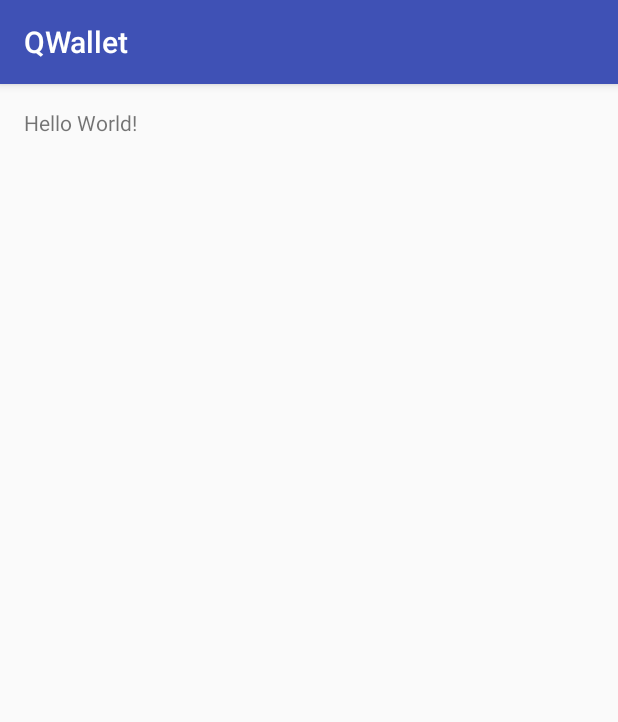
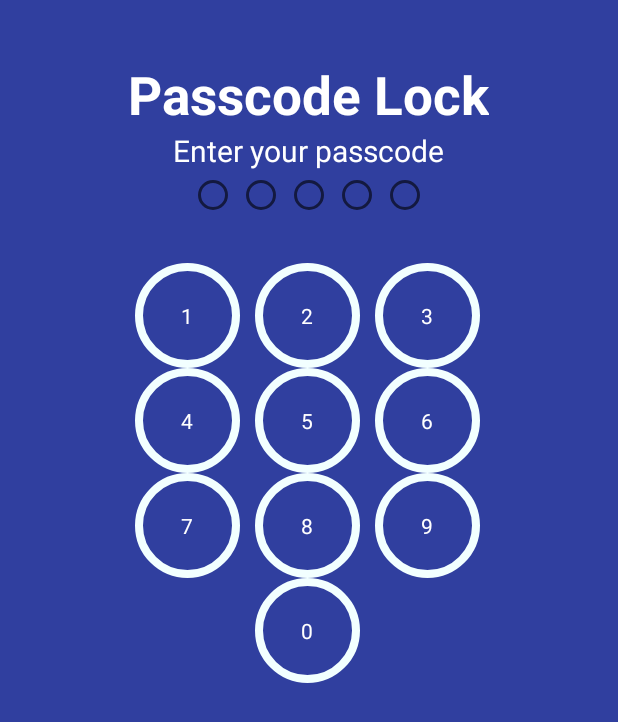
Before and after one commit to hctuan/myAssignment_QWallet, an Android app: the screen it shows after launch (MainActivity before the commit, PasscodeLockActivity after it), on a phone screen of 412 x 824 dp. Shown: the top 722 px of the screen. Run offline under Robolectric (Android 15) with nearby library versions, the phone set to English and light mode, and no system bars.

Commit message:
Layout Passcode finish

```diff
--- /dev/null
+++ b/app/src/main/java/com/example/tuanhuynh/qwallet/activity/PasscodeLockActivity.java
@@ -0,0 +1,152 @@
+package com.example.tuanhuynh.qwallet.activity;
+
+import android.app.Activity;
+import android.content.Context;
+import android.content.Intent;
+import android.content.SharedPreferences;
+import android.os.Bundle;
+import android.view.View;
+import android.widget.AdapterView;
+import android.widget.GridView;
+import android.widget.RadioButton;
+import android.widget.Toast;
+
+import com.example.tuanhuynh.qwallet.R;
+import com.example.tuanhuynh.qwallet.adapter.CustomAdapterPasscode;
+
+
+public class PasscodeLockActivity extends Activity {
+
+    GridView grid;
+    public static String[] numberList = {"1", "2", "3", "4", "5", "6", "7", "8", "9", "", "0"};
+    String pressPass = "";
+    RadioButton radioButton1;
+    RadioButton radioButton2;
+    RadioButton radioButton3;
+    RadioButton radioButton4;
+    RadioButton radioButton5;
+    SharedPreferences sharedpreferences;
+    public static final String MyPREFERENCES = "MyPrefs";
+    String pass_true;
+
+    @Override
+    protected void onCreate(Bundle savedInstanceState) {
+        super.onCreate(savedInstanceState);
+        setContentView(R.layout.activity_passcode_lock);
+
+        radioButton1 = (RadioButton) findViewById(R.id.radioButton1);
+        radioButton2 = (RadioButton) findViewById(R.id.radioButton2);
+        radioButton3 = (RadioButton) findViewById(R.id.radioButton3);
+        radioButton4 = (RadioButton) findViewById(R.id.radioButton4);
+        radioButton5 = (RadioButton) findViewById(R.id.radioButton5);
+        grid = (GridView) findViewById(R.id.grid_button_ontainer);
+        sharedpreferences = getSharedPreferences(MyPREFERENCES, Context.MODE_PRIVATE);
+
+        CustomAdapterPasscode adapter = new CustomAdapterPasscode(PasscodeLockActivity.this, numberList);
+        grid.setAdapter(adapter);
+
+            grid.setOnItemClickListener(new AdapterView.OnItemClickListener() {
+
+                @Override
+                public void onItemClick(AdapterView<?> parent, View view,
+                                        int position, long id) {
+                    //Toast.makeText(PasscodeLockActivity.this, "You Clicked at " + numberList[+position], Toast.LENGTH_SHORT).show();
+                    //Toast.makeText(PasscodeLockActivity.this, "You Clicked at " +String.valueOf(getLengthPass()), Toast.LENGTH_SHORT).show();
+
+                    //Toast.makeText(PasscodeLockActivity.this, "press " + pressPass, Toast.LENGTH_SHORT).show();
+                    checkRadio();
+                    pressPass = pressPass + String.valueOf(numberList[position]);
+                    if(checkLengthPass()){
+                        //Toast.makeText(PasscodeLockActivity.this, "Dài = 5", Toast.LENGTH_LONG).show();
+                        if (!checkSharePreferences()) { //chưa có pass trong preference
+                            SharedPreferences.Editor editor = sharedpreferences.edit();
+                            editor.putString("pass", pressPass);
+                            editor.commit();
+                            Toast.makeText(PasscodeLockActivity.this, "Created new passcode", Toast.LENGTH_SHORT).show();
+                            openMainActivity();
+                        } else { //có pass trong shared preference
+                            //pass_true = sharedpreferences.getString("pass", null); //lấy về
+                            if(checkPass()){
+                                openMainActivity();
+                            } else {
+                                Toast.makeText(PasscodeLockActivity.this, "Wrong passcode. Please enter again!" , Toast.LENGTH_SHORT).show();
+                                pressPass="";
+                                radioButton1.setChecked(false);
+                                radioButton2.setChecked(false);
+                                radioButton3.setChecked(false);
+                                radioButton4.setChecked(false);
+                                radioButton5.setChecked(false);
+                            }
+                            //Toast.makeText(PasscodeLockActivity.this, "pass đúng là:"+pass_true+" pass nhập:"+pressPass , Toast.LENGTH_SHORT).show();
+                        }
+                    }
+                    else{
+                        //Toast.makeText(PasscodeLockActivity.this, "Dài < 5", Toast.LENGTH_LONG).show();
+                    }
+                }
+            });
+    }
+
+    boolean checkSharePreferences(){
+        String check = getSharedPreferences(MyPREFERENCES, Context.MODE_PRIVATE).getString("pass", null);
+        if(check==null) return false;
+        return true;
+    }
+
+    private void checkRadio() {
+        switch (getLengthPass()) {
+            case 0:
+                radioButton1.setChecked(true);
+                break;
+            case 1:
+                radioButton2.setChecked(true);
+                break;
+            case 2:
+                radioButton3.setChecked(true);
+                break;
+            case 3:
+                radioButton4.setChecked(true);
+                break;
+            case 4:
+                radioButton5.setChecked(true);
+                break;
+
+        }
+    }
+
+    String getPressPass() {
+        return pressPass;
+    }
+
+    void cleanPressPass() {
+        pressPass = null;
+    }
+
+    int getLengthPass() {
+        return pressPass.length();
+    }
+    boolean checkLengthPass(){
+        if(getLengthPass()==5) return true;
+        return false;
+    }
+
+    boolean checkPass(){
+        pass_true = sharedpreferences.getString("pass", null);
+        if(pressPass.equals(pass_true)) return true;
+        return false;
+    }
+
+    public void openMainActivity()
+    {
+        Intent myIntent=new Intent(this, MainActivity.class);
+        startActivity(myIntent);
+        finish();
+    }
+
+    private static PasscodeLockActivity passActivity = null;
+
+    public static PasscodeLockActivity getPasscodeActivity() {
+        return passActivity;
+    }
+
+}
--- /dev/null
+++ b/app/src/main/java/com/example/tuanhuynh/qwallet/adapter/CustomAdapterPasscode.java
@@ -0,0 +1,74 @@
+package com.example.tuanhuynh.qwallet.adapter;
+
+import android.app.Activity;
+import android.content.Context;
+import android.graphics.Color;
+import android.view.LayoutInflater;
+import android.view.View;
+import android.view.ViewGroup;
+import android.widget.BaseAdapter;
+import android.widget.ImageView;
+import android.widget.TextView;
+import android.widget.Toast;
+
+import com.example.tuanhuynh.qwallet.R;
+
+/**
+ * Created by tuan.huynh on 6/16/2016.
+ */
+public class CustomAdapterPasscode extends BaseAdapter {
+    private Context mContext;
+    private final String[] numlist;
+    //private final int[] Imageid;
+
+    public CustomAdapterPasscode(Context c,String[] numlist ) {
+        mContext = c;
+        //this.Imageid = Imageid;
+        this.numlist = numlist;
+    }
+
+    @Override
+    public int getCount() {
+        // TODO Auto-generated method stub
+        return numlist.length;
+    }
+
+    @Override
+    public Object getItem(int position) {
+        // TODO Auto-generated method stub
+        return null;
+    }
+
+    @Override
+    public long getItemId(int position) {
+        // TODO Auto-generated method stub
+        return 0;
+    }
+
+    @Override
+    public View getView(int position, View convertView, ViewGroup parent) {
+        // TODO Auto-generated method stub
+        View grid;
+        LayoutInflater inflater = (LayoutInflater) mContext
+                .getSystemService(Context.LAYOUT_INFLATER_SERVICE);
+
+        if (convertView == null) {
+
+            grid = new View(mContext);
+            grid = inflater.inflate(R.layout.circular_button_layout, null);
+            TextView textView = (TextView) grid.findViewById(R.id.txt_number);
+            //ImageView imageView = (ImageView)grid.findViewById(R.id.grid_image);
+            textView.setText(numlist[position]);
+            if(numlist[position]==""){
+                //textView.setAlpha(0.0f);  //set trong suốt
+                textView.setVisibility(textView.GONE);
+                //textView.isClickable();
+            }
+            //imageView.setImageResource(Imageid[position]);
+        } else {
+            grid = (View) convertView;
+        }
+
+        return grid;
+    }
+}
--- /dev/null
+++ b/app/src/main/res/color/button_text_selector.xml
@@ -0,0 +1,6 @@
+<?xml version="1.0" encoding="utf-8"?>
+
+<selector xmlns:android="http://schemas.android.com/apk/res/android">
+    <item android:state_selected="true" android:color="#FFF"/>
+    <item android:color="#777"/>
+</selector>
--- /dev/null
+++ b/app/src/main/res/drawable/circular_button.xml
@@ -0,0 +1,8 @@
+<?xml version="1.0" encoding="utf-8"?>
+
+<shape xmlns:android="http://schemas.android.com/apk/res/android" android:shape="oval">
+    <solid android:color="@color/colorPrimaryDark"/>
+    <size android:width="30dip"
+        android:height="30dip"/>
+    <stroke android:width="5dp" android:color="#f2ffff"/>
+</shape>
--- /dev/null
+++ b/app/src/main/res/drawable/circular_button_pressed.xml
@@ -0,0 +1,8 @@
+<?xml version="1.0" encoding="utf-8"?>
+
+<shape xmlns:android="http://schemas.android.com/apk/res/android" android:shape="oval">
+    <solid android:color="#18d1ff"/>
+    <size android:width="30dip"
+        android:height="30dip"/>
+    <stroke android:width="5dp" android:color="#d0d8d9"/>
+</shape>
--- /dev/null
+++ b/app/src/main/res/drawable/circular_button_selected.xml
@@ -0,0 +1,8 @@
+<?xml version="1.0" encoding="utf-8"?>
+
+<shape xmlns:android="http://schemas.android.com/apk/res/android" android:shape="oval">
+    <solid android:color="@color/colorPrimaryDark"/>
+    <size android:width="30dip"
+        android:height="30dip"/>
+    <stroke android:width="5dp" android:color="#AAA"/>
+</shape>
--- /dev/null
+++ b/app/src/main/res/drawable/circular_button_selector.xml
@@ -0,0 +1,7 @@
+<?xml version="1.0" encoding="utf-8"?>
+
+<selector xmlns:android="http://schemas.android.com/apk/res/android">
+    <item android:state_selected="true" android:drawable="@drawable/circular_button_selected"/>
+    <item android:state_pressed="true" android:drawable="@drawable/circular_button_pressed"/>
+    <item android:drawable="@drawable/circular_button"/>
+</selector>
--- a/app/src/main/res/layout/activity_main.xml
+++ b/app/src/main/res/layout/activity_main.xml
@@ -1,5 +1,4 @@
-<?xml version="1.0" encoding="utf-8"?>
-<RelativeLayout xmlns:android="http://schemas.android.com/apk/res/android"
+<FrameLayout xmlns:android="http://schemas.android.com/apk/res/android"
     xmlns:tools="http://schemas.android.com/tools"
     android:layout_width="match_parent"
     android:layout_height="match_parent"
@@ -7,10 +6,11 @@
     android:paddingLeft="@dimen/activity_horizontal_margin"
     android:paddingRight="@dimen/activity_horizontal_margin"
     android:paddingTop="@dimen/activity_vertical_margin"
-    tools:context="com.example.tuanhuynh.qwallet.MainActivity">
+    tools:context=".activity.MainActivity">
 
     <TextView
         android:layout_width="wrap_content"
         android:layout_height="wrap_content"
-        android:text="Hello World!" />
-</RelativeLayout>
+        android:text="aaaaaaaaaaaaaaa"/>
+
+</FrameLayout>
--- a/app/src/main/res/layout/activity_passcode_lock.xml
+++ b/app/src/main/res/layout/activity_passcode_lock.xml
@@ -1,12 +1,95 @@
-<?xml version="1.0" encoding="utf-8"?>
 <RelativeLayout xmlns:android="http://schemas.android.com/apk/res/android"
     xmlns:tools="http://schemas.android.com/tools"
     android:layout_width="match_parent"
     android:layout_height="match_parent"
-    android:paddingBottom="@dimen/activity_vertical_margin"
-    android:paddingLeft="@dimen/activity_horizontal_margin"
-    android:paddingRight="@dimen/activity_horizontal_margin"
-    android:paddingTop="@dimen/activity_vertical_margin"
-    tools:context="com.example.tuanhuynh.qwallet.PasscodeLockActivity">
+    android:orientation="horizontal"
+    android:background="@color/colorPrimaryDark"
+    tools:context=".activity.PasscodeLockActivity">
+
+
+         <RadioButton
+             android:textColorLink="@color/colorWhite"
+             android:layout_width="wrap_content"
+             android:layout_height="wrap_content"
+             android:text=""
+             android:id="@+id/radioButton1"
+             android:layout_alignTop="@+id/radioButton2"
+             android:layout_toLeftOf="@+id/radioButton2"
+             android:layout_toStartOf="@+id/radioButton2"
+             android:textColorHint="@color/colorWhite"
+             android:textColor="@color/colorWhite"
+             android:textColorHighlight="@color/colorWhite" />
+        <RadioButton
+            android:layout_width="wrap_content"
+            android:layout_height="wrap_content"
+            android:text=""
+            android:id="@+id/radioButton2"
+            android:layout_alignTop="@+id/radioButton3"
+            android:layout_toLeftOf="@+id/radioButton3"
+            android:layout_toStartOf="@+id/radioButton3" />
+
+        <RadioButton
+            android:layout_width="wrap_content"
+            android:layout_height="wrap_content"
+            android:text=""
+            android:id="@+id/radioButton3"
+            android:layout_alignTop="@+id/radioButton4"
+            android:layout_centerHorizontal="true" />
+
+        <RadioButton
+            android:layout_width="wrap_content"
+            android:layout_height="wrap_content"
+            android:text=""
+            android:id="@+id/radioButton4"
+            android:layout_alignTop="@+id/radioButton5"
+            android:layout_toRightOf="@+id/radioButton3"
+            android:layout_toEndOf="@+id/radioButton3" />
+
+        <RadioButton
+            android:layout_width="wrap_content"
+            android:layout_height="wrap_content"
+            android:text=""
+            android:id="@+id/radioButton5"
+            android:layout_below="@+id/txt_title_enter_password"
+            android:layout_toRightOf="@+id/radioButton4"
+            android:layout_toEndOf="@+id/radioButton4" />
+
+    <GridView
+        android:id="@+id/grid_button_ontainer"
+        android:layout_width="wrap_content"
+        android:layout_height="wrap_content"
+        android:orientation="horizontal"
+        android:numColumns="3"
+        android:layout_below="@+id/txt_title_enter_password"
+        android:layout_marginTop="61dp"
+        android:layout_alignLeft="@+id/txt_title_passcode_lock"
+        android:layout_alignStart="@+id/txt_title_passcode_lock"
+        android:layout_alignRight="@+id/txt_title_passcode_lock"
+        android:layout_alignEnd="@+id/txt_title_passcode_lock">
+    </GridView>
+
+    <TextView
+        android:layout_width="wrap_content"
+        android:layout_height="wrap_content"
+        android:text="Enter your passcode"
+        android:id="@+id/txt_title_enter_password"
+        android:textSize="20dp"
+        android:layout_below="@+id/txt_title_passcode_lock"
+        android:layout_centerHorizontal="true"
+        android:textColor="@color/colorWhite"/>
+
+    <TextView
+        android:layout_width="wrap_content"
+        android:layout_height="wrap_content"
+        android:textAppearance="?android:attr/textAppearanceLarge"
+        android:text="Passcode Lock"
+        android:id="@+id/txt_title_passcode_lock"
+        android:textSize="35dp"
+        android:textStyle="bold"
+        android:layout_alignParentTop="true"
+        android:layout_centerHorizontal="true"
+        android:layout_marginTop="39dp"
+        android:textColor="@color/colorWhite"/>
+
 
 </RelativeLayout>
--- /dev/null
+++ b/app/src/main/res/layout/circular_button_layout.xml
@@ -0,0 +1,21 @@
+<?xml version="1.0" encoding="utf-8"?>
+
+<RelativeLayout xmlns:android="http://schemas.android.com/apk/res/android"
+    xmlns:tools="http://schemas.android.com/tools"
+    android:layout_width="@dimen/button_size"
+    android:layout_height="@dimen/button_size"
+    android:gravity="center"
+    >
+
+    <TextView
+        android:id="@+id/txt_number"
+        android:layout_width="70dp"
+        android:layout_height="70dp"
+        android:textColor="@color/colorWhite"
+        android:gravity="center"
+        tools:text="Text"
+        tools:textColor="@color/colorWhite"
+        android:layout_gravity="center"
+        android:background="@drawable/circular_button_selector"/>
+
+</RelativeLayout>
--- a/app/src/main/res/values/colors.xml
+++ b/app/src/main/res/values/colors.xml
@@ -3,4 +3,5 @@
     <color name="colorPrimary">#3F51B5</color>
     <color name="colorPrimaryDark">#303F9F</color>
     <color name="colorAccent">#FF4081</color>
+    <color name="colorWhite">#FFFFFF</color>
 </resources>
--- a/app/src/main/res/values/dimens.xml
+++ b/app/src/main/res/values/dimens.xml
@@ -2,4 +2,5 @@
     <!-- Default screen margins, per the Android Design guidelines. -->
     <dimen name="activity_horizontal_margin">16dp</dimen>
     <dimen name="activity_vertical_margin">16dp</dimen>
+    <dimen name="button_size">72dp</dimen>
 </resources>
```
Also changed, not shown: app/src/main/AndroidManifest.xml (+5 -2 lines), app/src/main/java/com/example/tuanhuynh/qwallet/Number.java (deleted, +0 -39 lines), app/src/main/java/com/example/tuanhuynh/qwallet/PasscodeLockActivity.java (deleted, +0 -13 lines), app/src/main/java/com/example/tuanhuynh/qwallet/PasscodeLockView.java (deleted, +0 -24 lines), app/src/main/java/com/example/tuanhuynh/qwallet/activity/MainActivity.java (renamed from app/src/main/java/com/example/tuanhuynh/qwallet/MainActivity.java, +12 -1 lines), app/src/main/res/anim/button_elevation.xml (added, +21 -0 lines), 16 other files.
